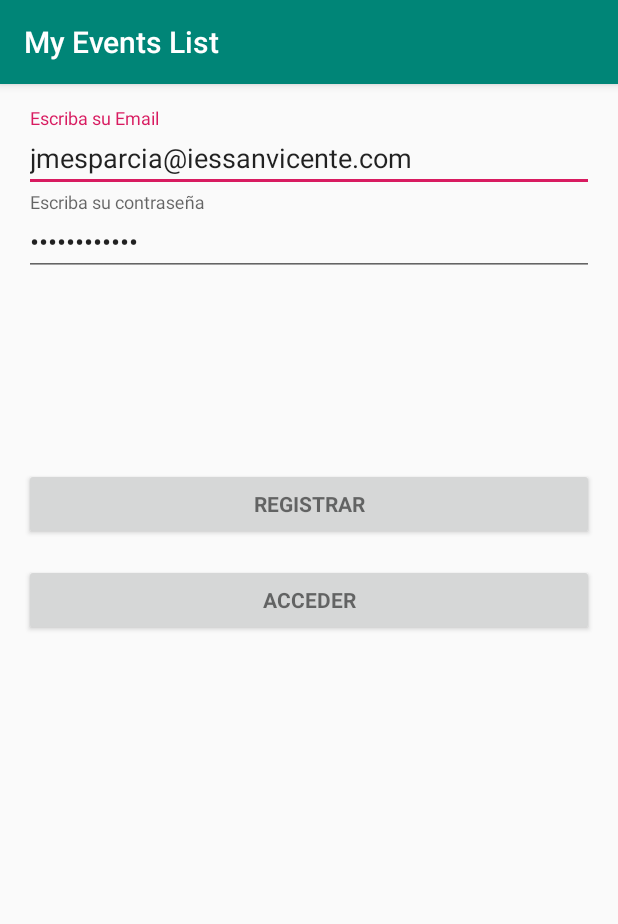
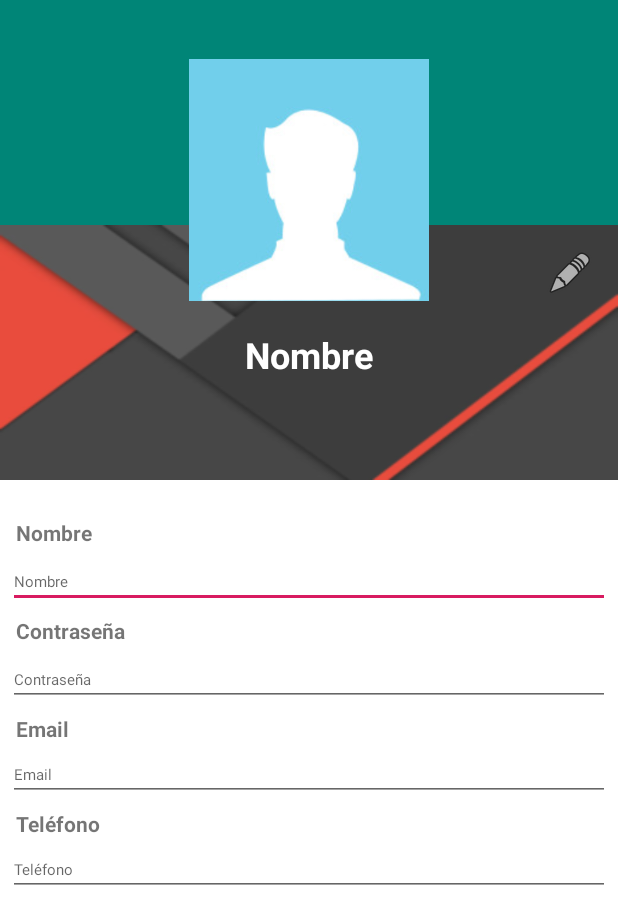
Before and after one commit to josejpg/My-Events-List-app, an Android app: the screen it shows after launch (LoginActivity before the commit, PerfilActivity after it), on a phone screen of 412 x 824 dp. Shown: the top 924 px of the screen. Run offline under Robolectric (Android 15) with nearby library versions, the phone set to English and light mode, and no system bars.

Commit message:
Added profile activity.

```diff
--- /dev/null
+++ b/app/src/main/java/es/iessanvicente/eventos/myeventslistapp/PerfilActivity.java
@@ -0,0 +1,28 @@
+package es.iessanvicente.eventos.myeventslistapp;
+
+import android.os.Bundle;
+import android.support.design.widget.FloatingActionButton;
+import android.support.design.widget.Snackbar;
+import android.support.v7.app.AppCompatActivity;
+import android.support.v7.widget.Toolbar;
+import android.view.View;
+
+public class PerfilActivity extends AppCompatActivity {
+
+    @Override
+    protected void onCreate(Bundle savedInstanceState) {
+        super.onCreate(savedInstanceState);
+        setContentView(R.layout.activity_perfil);
+       /* Toolbar toolbar = (Toolbar) findViewById(R.id.toolbar);
+        setSupportActionBar(toolbar);
+
+        FloatingActionButton fab = (FloatingActionButton) findViewById(R.id.fab);
+        fab.setOnClickListener(new View.OnClickListener() {
+            @Override
+            public void onClick(View view) {
+                Snackbar.make(view, "Replace with your own action", Snackbar.LENGTH_LONG)
+                        .setAction("Action", null).show();
+            }
+        });*/
+    }
+}
--- /dev/null
+++ b/app/src/main/res/layout/activity_perfil.xml
@@ -0,0 +1,82 @@
+<?xml version="1.0" encoding="utf-8"?>
+<ScrollView xmlns:android="http://schemas.android.com/apk/res/android"
+    xmlns:app="http://schemas.android.com/apk/res-auto"
+    xmlns:tools="http://schemas.android.com/tools"
+
+    android:layout_width="match_parent"
+    android:layout_height="match_parent">
+
+    <RelativeLayout
+        android:layout_width="match_parent"
+        android:layout_height="wrap_content"
+        android:id="@+id/layout">
+
+
+        <ImageView
+            android:id="@+id/header_cover_image"
+            android:layout_width="match_parent"
+            android:layout_height="150dp"
+            android:background="@color/colorPrimary"
+            android:contentDescription="@string/perfil_description_header"
+            android:scaleType="centerCrop" />
+
+        <ImageView xmlns:app="http://schemas.android.com/apk/res-auto"
+            android:id="@+id/profile"
+            android:layout_width="200dp"
+            android:layout_height="200dp"
+            android:layout_below="@+id/header_cover_image"
+            android:layout_centerHorizontal="true"
+            android:layout_marginTop="-130dp"
+            android:clickable="true"
+            android:contentDescription="@string/perfil_imagen"
+            android:elevation="5dp"
+            android:focusable="true"
+            android:padding="20dp"
+            android:scaleType="centerCrop"
+            android:src="@drawable/nouser"
+            android:visibility="visible"
+            app:srcCompat="@drawable/nouser" />
+
+        <RelativeLayout
+            android:id="@+id/profile_layout"
+            android:layout_width="match_parent"
+            android:layout_height="wrap_content"
+            android:layout_below="@+id/header_cover_image"
+            android:background="@drawable/header"
+            android:elevation="4dp"
+            android:paddingBottom="24dp">
+
+
+            <ImageView
+                android:id="@+id/edit"
+                android:layout_width="wrap_content"
+                android:layout_height="wrap_content"
+                android:layout_alignParentEnd="true"
+                android:layout_marginLeft="16dp"
+                android:layout_marginTop="16dp"
+                android:layout_marginRight="16dp"
+                android:clickable="true"
+                android:contentDescription="@string/perfil_btn_edit"
+                android:focusable="true"
+                android:src="@android:drawable/ic_menu_edit" />
+
+            <TextView
+                android:id="@+id/name"
+                android:layout_width="wrap_content"
+                android:layout_height="wrap_content"
+                android:layout_centerHorizontal="true"
+                android:layout_marginTop="70dp"
+                android:text="@string/perfil_text_name"
+                android:textColor="#fff"
+                android:textSize="24sp"
+                android:textStyle="bold" />
+
+        </RelativeLayout>
+
+        <include
+            layout="@layout/content_perfil"
+            android:layout_width="match_parent"
+            android:layout_height="match_parent"
+            android:layout_below="@+id/profile_layout" />
+    </RelativeLayout>
+</ScrollView>
--- /dev/null
+++ b/app/src/main/res/layout/content_perfil.xml
@@ -0,0 +1,125 @@
+<?xml version="1.0" encoding="utf-8"?>
+<android.support.v4.widget.NestedScrollView xmlns:android="http://schemas.android.com/apk/res/android"
+    xmlns:app="http://schemas.android.com/apk/res-auto"
+    xmlns:tools="http://schemas.android.com/tools"
+    android:layout_width="match_parent"
+    android:layout_height="match_parent"
+    app:layout_behavior="@string/appbar_scrolling_view_behavior"
+    tools:context=".PerfilActivity"
+    tools:showIn="@layout/activity_perfil">
+
+    <LinearLayout
+        android:layout_width="match_parent"
+        android:layout_height="match_parent"
+        android:layout_below="@+id/profile_layout"
+        android:background="#fff"
+        android:elevation="4dp"
+        android:orientation="vertical"
+        android:paddingLeft="5dp"
+        android:paddingTop="20dp"
+        android:paddingRight="5dp"
+        android:paddingBottom="20dp">
+
+        <TextView
+            android:id="@+id/textName"
+            android:layout_width="match_parent"
+            android:layout_height="20dp"
+            android:layout_margin="5dp"
+            android:layout_marginStart="4dp"
+            android:clickable="true"
+            android:text="@string/perfil_text_name"
+            android:textStyle="bold"
+            app:layout_constraintLeft_toLeftOf="parent"
+            app:layout_constraintTop_toTopOf="parent" />
+
+        <EditText
+            android:id="@+id/editTextName"
+            android:layout_width="match_parent"
+            android:layout_height="wrap_content"
+            android:ems="10"
+            android:hint="@string/perfil_text_name"
+            android:inputType="textPersonName"
+            android:maxLines="1"
+            android:singleLine="true"
+            android:textSize="10sp"
+            tools:layout_editor_absoluteX="10dp"
+            tools:layout_editor_absoluteY="45dp" />
+
+        <TextView
+            android:id="@+id/textPws"
+            android:layout_width="match_parent"
+            android:layout_height="20dp"
+            android:layout_margin="5dp"
+            android:layout_marginStart="4dp"
+            android:clickable="true"
+            android:text="@string/perfil_text_psw"
+            android:textStyle="bold"
+            app:layout_constraintLeft_toLeftOf="parent"
+            app:layout_constraintTop_toTopOf="parent" />
+
+        <EditText
+            android:id="@+id/editTextPws"
+            android:layout_width="match_parent"
+            android:layout_height="wrap_content"
+            android:ems="10"
+            android:hint="@string/perfil_text_psw"
+            android:inputType="textPersonName"
+            android:maxLines="1"
+            android:singleLine="true"
+            android:textSize="10sp"
+            tools:layout_editor_absoluteX="10dp"
+            tools:layout_editor_absoluteY="45dp" />
+
+        <TextView
+            android:id="@+id/textEmail"
+            android:layout_width="match_parent"
+            android:layout_height="18dp"
+            android:layout_margin="5dp"
+            android:layout_marginStart="124dp"
+            android:clickable="true"
+            android:text="@string/perfil_text_email"
+            android:textStyle="bold"
+            app:layout_constraintLeft_toLeftOf="parent"
+            app:layout_constraintStart_toStartOf="@+id/editTextName"
+            tools:layout_editor_absoluteY="86dp" />
+
+        <EditText
+            android:id="@+id/editTextEmail"
+            android:layout_width="match_parent"
+            android:layout_height="wrap_content"
+            android:ems="10"
+            android:hint="@string/perfil_text_email"
+            android:inputType="textWebEmailAddress"
+            android:maxLines="1"
+            android:singleLine="true"
+            android:textSize="10sp"
+            app:layout_constraintStart_toStartOf="@+id/textEmail"
+            tools:layout_editor_absoluteY="112dp" />
+
+        <TextView
+            android:id="@+id/textPhone"
+            android:layout_width="match_parent"
+            android:layout_height="18dp"
+            android:layout_margin="5dp"
+            android:clickable="true"
+            android:text="@string/perfil_text_phone"
+            android:textStyle="bold"
+            app:layout_constraintLeft_toLeftOf="parent"
+            app:layout_constraintStart_toStartOf="@+id/editTextEmail"
+            tools:layout_editor_absoluteY="153dp" />
+
+        <EditText
+            android:id="@+id/editTextPhone"
+            android:layout_width="match_parent"
+            android:layout_height="wrap_content"
+            android:ems="10"
+            android:hint="@string/perfil_text_phone"
+            android:inputType="phone"
+            android:maxLines="1"
+            android:singleLine="true"
+            android:textSize="10sp"
+            app:layout_constraintStart_toStartOf="@+id/textPhone"
+            tools:layout_editor_absoluteY="191dp" />
+
+    </LinearLayout>
+</android.support.v4.widget.NestedScrollView>
--- /dev/null
+++ b/app/src/main/res/menu/menu_perfil.xml
@@ -0,0 +1,10 @@
+<menu xmlns:android="http://schemas.android.com/apk/res/android"
+    xmlns:app="http://schemas.android.com/apk/res-auto"
+    xmlns:tools="http://schemas.android.com/tools"
+    tools:context="es.iessanvicente.eventos.myeventslistapp.PerfilActivity">
+    <item
+        android:id="@+id/action_settings"
+        android:orderInCategory="100"
+        android:title="@string/action_settings"
+        app:showAsAction="never" />
+</menu>
--- a/app/src/main/res/values/dimens.xml
+++ b/app/src/main/res/values/dimens.xml
@@ -5,4 +5,6 @@
     <dimen name="nav_header_vertical_spacing">8dp</dimen>
     <dimen name="nav_header_height">176dp</dimen>
     <dimen name="fab_margin">16dp</dimen>
+    <dimen name="app_bar_height">180dp</dimen>
+    <dimen name="text_margin">16dp</dimen>
 </resources>
--- a/app/src/main/res/values/strings.xml
+++ b/app/src/main/res/values/strings.xml
@@ -13,14 +13,6 @@
     <string name="permission_rationale">"Contacts permissions are needed for providing email
         completions."
     </string>
-    <string-array name="aSounds">
-        <item>Canción 1</item>
-        <item>Canción 2</item>
-    </string-array>
-    <string-array name="aSoundsData">
-        <item>musica.ogg</item>
-        <item>sound37.ogg</item>
-    </string-array>
     <string name="title_activity_main">MainActivity</string>
     <string name="navigation_drawer_open">Open navigation drawer</string>
     <string name="navigation_drawer_close">Close navigation drawer</string>
@@ -28,4 +20,13 @@
     <string name="nav_header_subtitle">android.studio@android.com</string>
     <string name="nav_header_desc">Navigation header</string>
     <string name="action_settings">Settings</string>
+    <!-- Strings to Perfil Activity -->
+    <string name="title_activity_perfil">Perfil</string>
+    <string name="perfil_description_header">Background con color corporativo</string>
+    <string name="perfil_imagen">Foto de perfil del usuario</string>
+    <string name="perfil_btn_edit">Botón para guardar los cambios en el perfil</string>
+    <string name="perfil_text_name">Nombre</string>
+    <string name="perfil_text_email">Email</string>
+    <string name="perfil_text_psw">Contraseña</string>
+    <string name="perfil_text_phone">Teléfono</string>
 </resources>
--- a/app/src/main/res/xml/preferencias.xml
+++ b/app/src/main/res/xml/preferencias.xml
@@ -1,38 +1,27 @@
 <?xml version="1.0" encoding="utf-8"?>
 <PreferenceScreen xmlns:android="http://schemas.android.com/apk/res/android">
-    <PreferenceCategory android:title="Datos Usuario">
-        <EditTextPreference
-            android:dialogTitle="Introduce email"
-            android:key="userEmail"
-            android:summary="Email del usuario"
-            android:title="Email" />
-        <EditTextPreference
-            android:dialogTitle="Introduce contraseña"
-            android:key="userPsw"
-            android:summary="Contraseña del usuario"
-            android:title="Contraseña" />
-    </PreferenceCategory>
     <PreferenceCategory android:title="Audio">
-        <CheckBoxPreference
+        <SwitchPreference
+            android:defaultValue="false"
             android:key="activeSound"
             android:summary="Activar/Desactivar audio"
             android:title="Activar audio" />
-        <ListPreference
+        <RingtonePreference
+            android:defaultValue=""
             android:key="actualSound"
-            android:summary="Sonido a escuchar"
-            android:title="Sonido"
-            android:entries="@array/aSounds"
-            android:entryValues="@array/aSoundsData"/>
+            android:title="Ringtone" />
     </PreferenceCategory>
     <PreferenceCategory android:title="GPS">
-        <CheckBoxPreference
+        <SwitchPreference
+            android:defaultValue="false"
             android:key="activeGPS"
             android:summary="Activar/Desactivar GPS"
             android:title="Activar GPS" />
     </PreferenceCategory>
     <PreferenceCategory android:title="Sincronización">
-        <CheckBoxPreference
-            android:key="activeSync"
+        <SwitchPreference
+            android:defaultValue="false"
+            android:key="Activar Sincronización"
             android:summary="Activar/Desactivar Sincronización"
             android:title="Activar Sincronización" />
     </PreferenceCategory>
```
Also changed, not shown: app/src/main/AndroidManifest.xml (+13 -8 lines), app/src/main/res/drawable-v24/header.png (added), app/src/main/res/drawable-v24/nouser.jpg (added).
